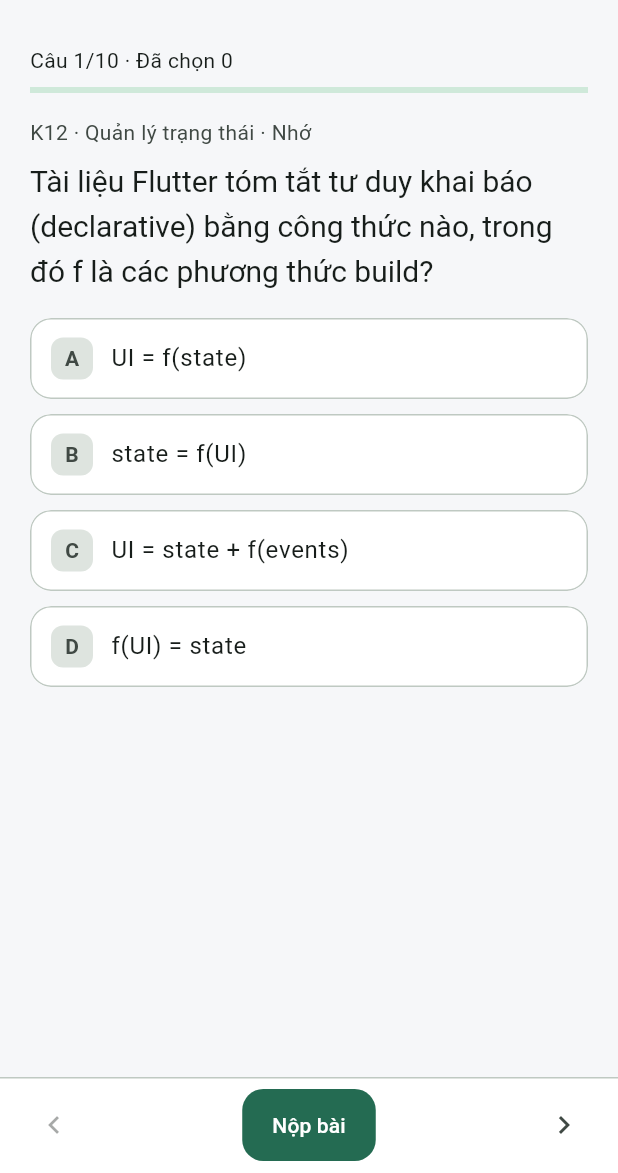
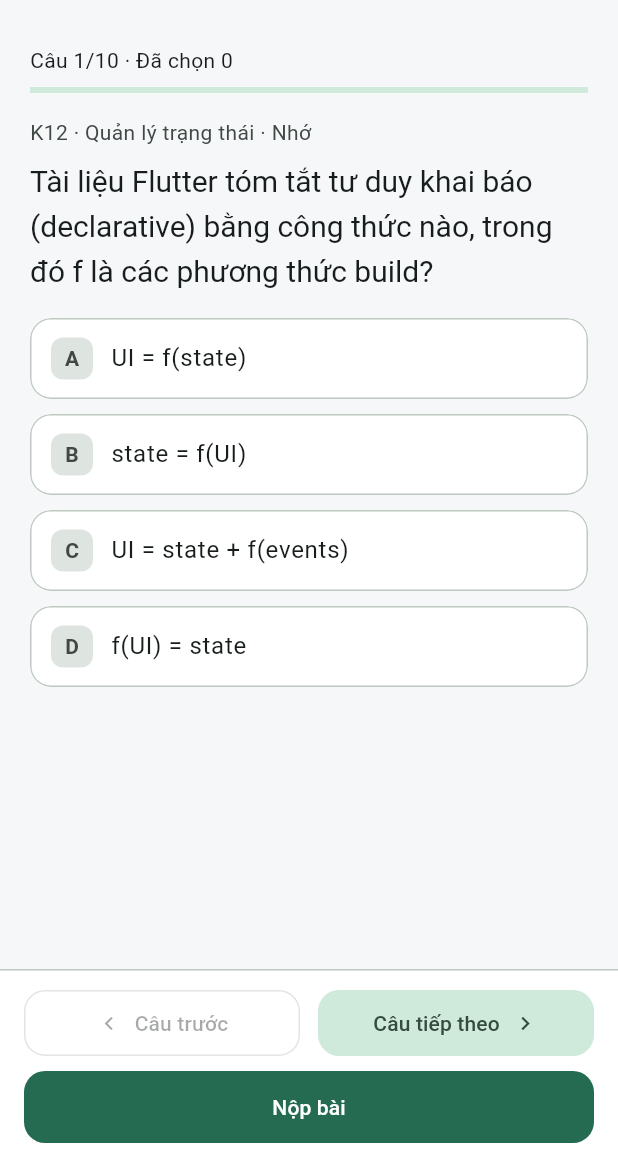
Before and after one commit to ducanhudu/APP_KTHP-INT1449-20261-05, a Flutter app: the screen it shows after launch, after a tap on "Nhắc ôn hằng ngày", after a tap on "Luyện 10 câu", on a phone screen of 412 x 824 dp, the part 63-1236 px from its top. Run offline on Flutter 3.47's test engine with Material 3 defaults, Android fonts, the phone set to English and light mode, and no system bars; our stand-ins replace flutter_local_notifications, flutter_timezone, flutter_tts, image_picker, shared_preferences, speech_to_text and 1 more; missing offline and left inert: google_mlkit_barcode_scanning, google_mlkit_text_recognition.

Commit message:
fix(quiz): elevate next button above bottom navigation safe area

```diff
--- a/lib/main.dart
+++ b/lib/main.dart
@@ -700,37 +700,80 @@ class _QuizPageState extends State<QuizPage> {
         ),
         child: SafeArea(
           top: false,
+          minimum: const EdgeInsets.only(bottom: 12),
           child: Center(
             heightFactor: 1,
             child: ConstrainedBox(
               constraints: const BoxConstraints(maxWidth: 720),
               child: Padding(
-                padding: const EdgeInsets.symmetric(
-                  horizontal: 12,
-                  vertical: 8,
-                ),
-                child: Row(
-                  mainAxisAlignment: MainAxisAlignment.spaceBetween,
+                padding: const EdgeInsets.fromLTRB(16, 12, 16, 8),
+                child: Column(
+                  mainAxisSize: MainAxisSize.min,
                   children: [
-                    IconButton(
-                      tooltip: s.prevQuestion,
-                      onPressed: index == 0 ? null : () => _goTo(index - 1),
-                      icon: const Icon(Icons.navigate_before),
+                    Row(
+                      children: [
+                        Expanded(
+                          child: Tooltip(
+                            message: s.prevQuestion,
+                            child: OutlinedButton.icon(
+                              style: OutlinedButton.styleFrom(
+                                minimumSize: const Size(0, 44),
+                                padding: const EdgeInsets.symmetric(
+                                  horizontal: 12,
+                                  vertical: 10,
+                                ),
+                              ),
+                              onPressed: index == 0
+                                  ? null
+                                  : () => _goTo(index - 1),
+                              icon: const Icon(Icons.navigate_before),
+                              label: Text(
+                                s.prevQuestion,
+                                maxLines: 1,
+                                overflow: TextOverflow.ellipsis,
+                              ),
+                            ),
+                          ),
+                        ),
+                        const SizedBox(width: 12),
+                        Expanded(
+                          child: Tooltip(
+                            message: s.nextQuestion,
+                            child: FilledButton.tonalIcon(
+                              style: FilledButton.styleFrom(
+                                minimumSize: const Size(0, 44),
+                                padding: const EdgeInsets.symmetric(
+                                  horizontal: 12,
+                                  vertical: 10,
+                                ),
+                              ),
+                              onPressed: index == widget.items.length - 1
+                                  ? null
+                                  : () => _goTo(index + 1),
+                              icon: const Icon(Icons.navigate_next),
+                              iconAlignment: IconAlignment.end,
+                              label: Text(
+                                s.nextQuestion,
+                                maxLines: 1,
+                                overflow: TextOverflow.ellipsis,
+                              ),
+                            ),
+                          ),
+                        ),
+                      ],
                     ),
-                    Flexible(
+                    const SizedBox(height: 8),
+                    SizedBox(
+                      width: double.infinity,
                       child: FilledButton(
+                        style: FilledButton.styleFrom(
+                          minimumSize: const Size(0, 44),
+                        ),
                         onPressed: () {
                           if (!_tick()) _submit();
                         },
                         child: Text(s.submit),
                       ),
-                    ),
-                    IconButton(
-                      tooltip: s.nextQuestion,
-                      onPressed: index == widget.items.length - 1
-                          ? null
-                          : () => _goTo(index + 1),
-                      icon: const Icon(Icons.navigate_next),
                     ),
                   ],
                 ),
```
Also changed, not shown: 1 other file.
